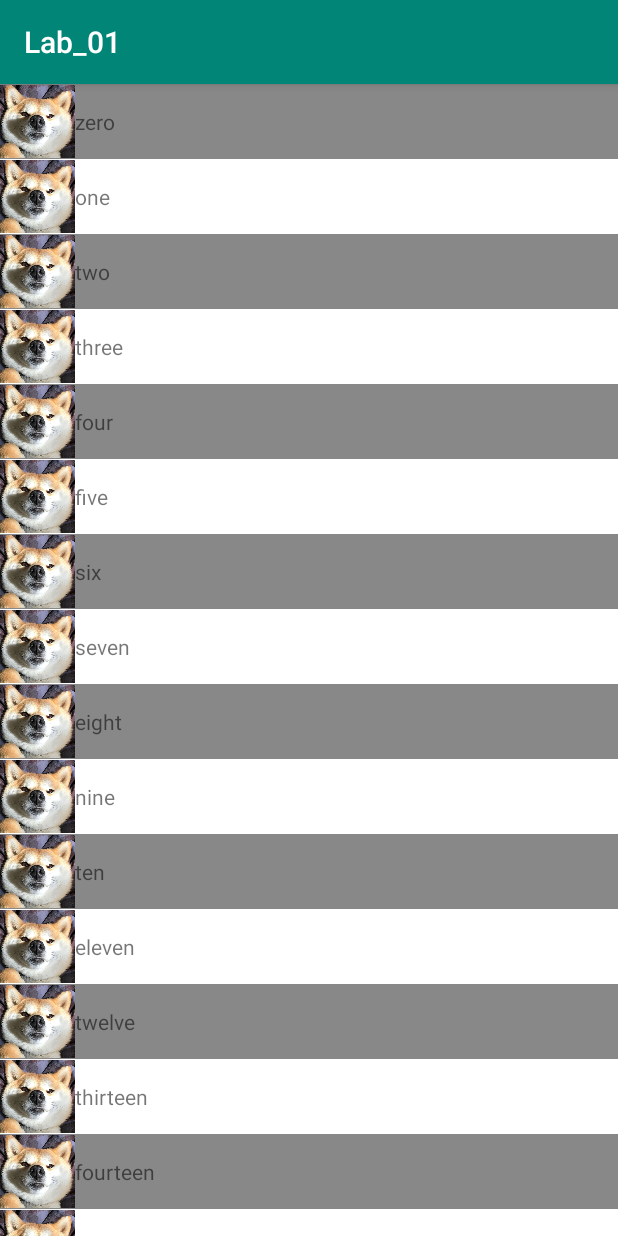
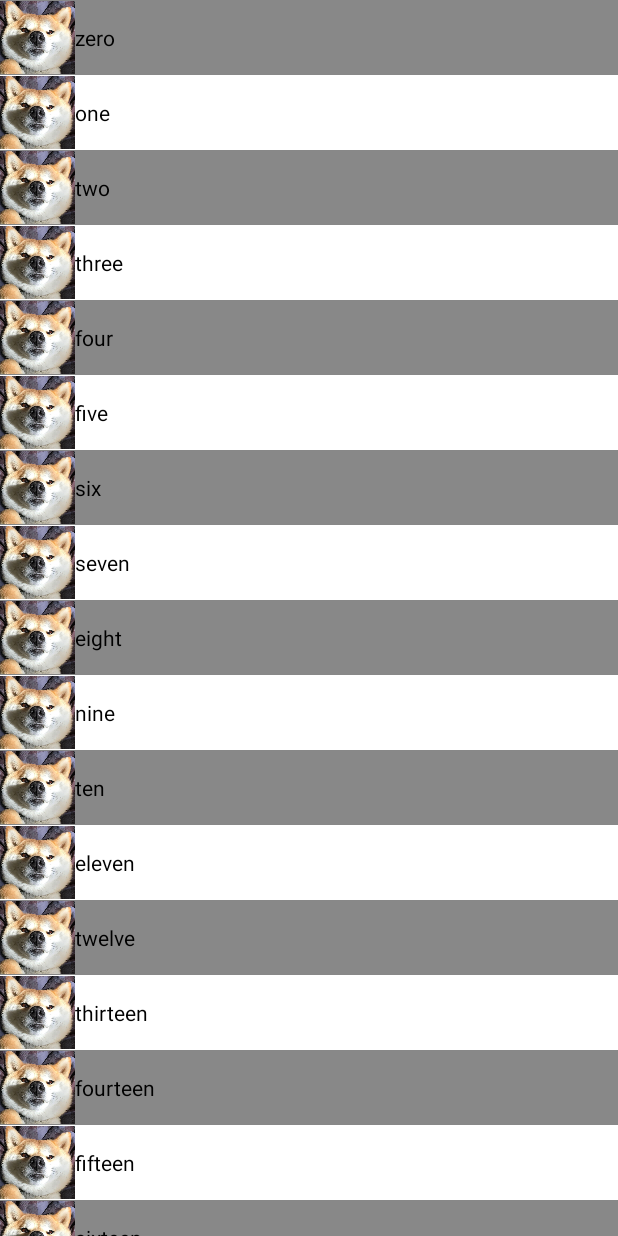
Before and after one commit to Opti213/PPD_Labs, an Android app: the screen it shows after launch (MainActivity), on a phone screen of 412 x 824 dp. Run offline under Robolectric (Android 15) with nearby library versions, the phone set to English and light mode, and no system bars.

Commit message:
lab_01 is done

```diff
--- a/Lab_01/app/src/main/AndroidManifest.xml
+++ b/Lab_01/app/src/main/AndroidManifest.xml
@@ -4,11 +4,11 @@
 
     <application
         android:allowBackup="true"
-        android:icon="@mipmap/ic_launcher"
+        android:icon="@drawable/doggo"
         android:label="@string/app_name"
         android:roundIcon="@mipmap/ic_launcher_round"
         android:supportsRtl="true"
-        android:theme="@style/AppTheme">
+        android:theme="@style/SplashTheme">
         <activity android:name=".MainActivity">
             <intent-filter>
                 <action android:name="android.intent.action.MAIN" />
--- a/Lab_01/app/src/main/java/com/example/opti/lab_01/ItemAdapter.java
+++ b/Lab_01/app/src/main/java/com/example/opti/lab_01/ItemAdapter.java
@@ -78,6 +78,7 @@
 
         public void bind(Item item) {
             textView.setText(item.str);
+            textView.setTextColor(Color.BLACK);
             imageView.setImageResource(item.img);
             cLayout.setBackgroundColor(item.color);
         }
--- /dev/null
+++ b/Lab_01/app/src/main/res/drawable/splash.xml
@@ -0,0 +1,13 @@
+<?xml version="1.0" encoding="utf-8"?>
+<layer-list xmlns:android="http://schemas.android.com/apk/res/android">
+
+    <item
+        android:drawable="@color/black"/>
+
+    <item>
+        <bitmap
+            android:gravity="center"
+            android:src="@drawable/doggo"/>
+    </item>
+
+</layer-list>
--- a/Lab_01/app/src/main/res/values/colors.xml
+++ b/Lab_01/app/src/main/res/values/colors.xml
@@ -4,4 +4,5 @@
     <color name="colorPrimaryDark">#00574B</color>
     <color name="colorAccent">#D81B60</color>
     <color name="gray">#838383</color>
+    <color name="black">#000000</color>
 </resources>
--- a/Lab_01/app/src/main/res/values/styles.xml
+++ b/Lab_01/app/src/main/res/values/styles.xml
@@ -8,4 +8,8 @@
         <item name="colorAccent">@color/colorAccent</item>
     </style>
 
+    <style name="SplashTheme" parent="Theme.AppCompat.NoActionBar">
+        <item name="android:windowBackground">@drawable/splash</item>
+    </style>
+
 </resources>
```
Also changed, not shown: Lab_01/app/src/main/java/com/example/opti/lab_01/SplashActivity.java (added, +17 -0 lines).
